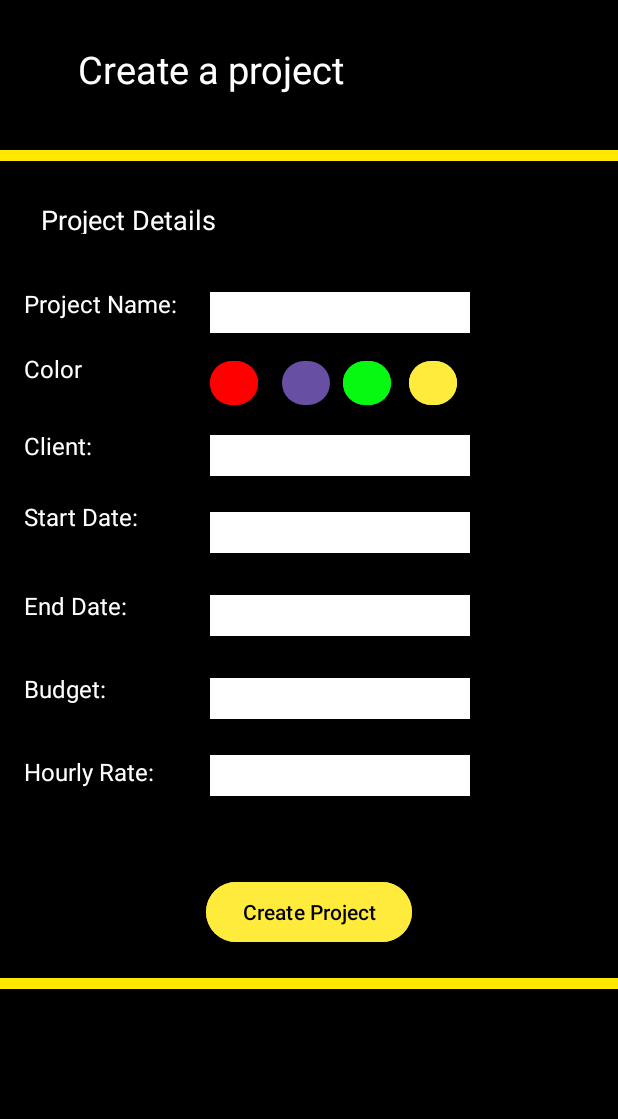
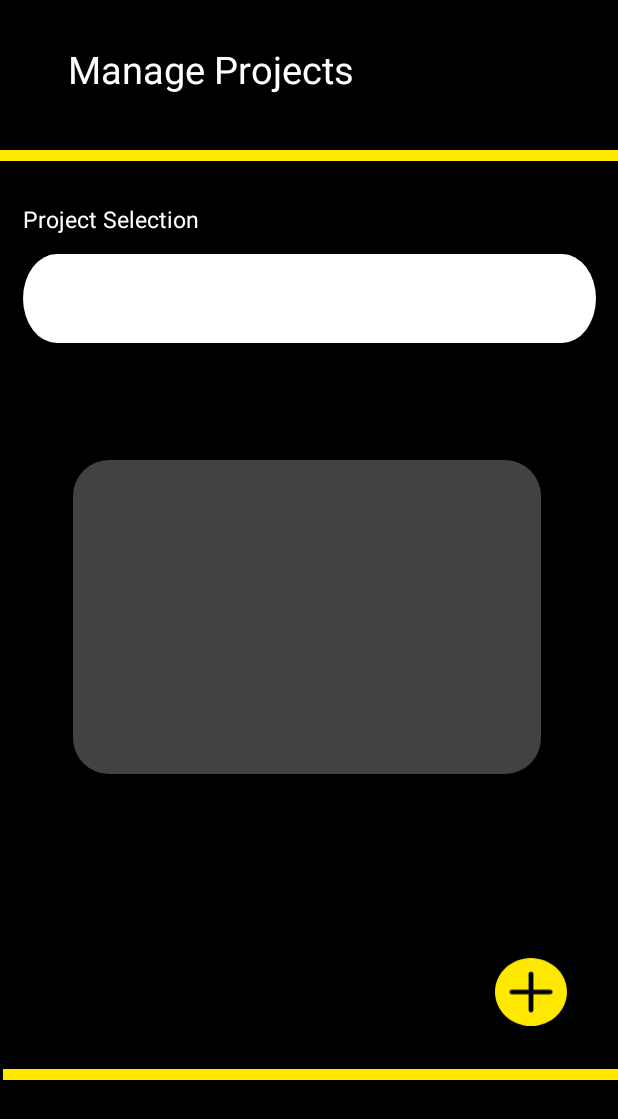
Before and after one commit to ST10136414/OPSC7311_ST10136414_JonathanBezuidenhout, an Android app: the screen it shows after launch (MainActivity), on a phone screen of 412 x 824 dp. Shown: the top 1119 px of the screen. Run offline under Robolectric (Android 15) with nearby library versions, the phone set to English and light mode, and no system bars.

Commit message:
Create proj

```diff
--- a/app/src/main/java/com/example/opsc7311/MainActivity.kt
+++ b/app/src/main/java/com/example/opsc7311/MainActivity.kt
@@ -10,7 +10,7 @@ class MainActivity : AppCompatActivity() {
     override fun onCreate(savedInstanceState: Bundle?) {
         super.onCreate(savedInstanceState)
         enableEdgeToEdge()
-        setContentView(R.layout.activity_create_project)
+        setContentView(R.layout.activity_manage_projects)
         ViewCompat.setOnApplyWindowInsetsListener(findViewById(R.id.main)) { v, insets ->
             val systemBars = insets.getInsets(WindowInsetsCompat.Type.systemBars())
             v.setPadding(systemBars.left, systemBars.top, systemBars.right, systemBars.bottom)
--- a/app/src/main/res/layout/activity_manage_projects.xml
+++ b/app/src/main/res/layout/activity_manage_projects.xml
@@ -5,6 +5,105 @@
     android:id="@+id/main"
     android:layout_width="match_parent"
     android:layout_height="match_parent"
+    android:background="#000000"
     tools:context=".Manage_projects">
 
+    <ImageView
+        android:id="@+id/timeEntryDisplay"
+        android:layout_width="361dp"
+        android:layout_height="209dp"
+        app:layout_constraintBottom_toTopOf="@+id/imageView9"
+        app:layout_constraintEnd_toEndOf="parent"
+        app:layout_constraintHorizontal_bias="0.48"
+        app:layout_constraintStart_toStartOf="parent"
+        app:layout_constraintTop_toBottomOf="@+id/rectangle_3"
+        app:layout_constraintVertical_bias="0.284"
+        app:srcCompat="@drawable/rounded_rectangle1"
+        app:tint="#424242" />
+
+    <ImageView
+        android:id="@+id/newProjectBtn"
+        android:layout_width="48dp"
+        android:layout_height="48dp"
+        android:layout_marginBottom="27dp"
+        app:layout_constraintBottom_toTopOf="@+id/imageView9"
+        app:layout_constraintEnd_toEndOf="parent"
+        app:layout_constraintHorizontal_bias="0.906"
+        app:layout_constraintStart_toStartOf="parent"
+        app:srcCompat="@drawable/plus_symbol"
+        app:tint="#FEE800" />
+
+    <View
+        android:id="@+id/rectangle_3"
+        android:layout_width="382dp"
+        android:layout_height="59dp"
+        android:layout_alignParentLeft="true"
+        android:layout_alignParentTop="true"
+        android:layout_marginTop="62dp"
+        android:background="@drawable/rounded_rectangle3"
+        app:layout_constraintEnd_toEndOf="parent"
+        app:layout_constraintStart_toStartOf="parent"
+        app:layout_constraintTop_toBottomOf="@+id/imageView8" />
+
+    <ImageView
+        android:id="@+id/imageView8"
+        android:layout_width="420dp"
+        android:layout_height="0dp"
+        android:layout_marginTop="100dp"
+        app:layout_constraintEnd_toEndOf="parent"
+        app:layout_constraintStart_toStartOf="parent"
+        app:layout_constraintTop_toTopOf="parent"
+        app:srcCompat="@drawable/rectangle_78" />
+
+    <ImageView
+        android:id="@+id/imageView9"
+        android:layout_width="420dp"
+        android:layout_height="0dp"
+        android:layout_marginStart="12dp"
+        android:layout_marginBottom="104dp"
+        app:layout_constraintBottom_toBottomOf="parent"
+        app:layout_constraintEnd_toEndOf="parent"
+        app:layout_constraintStart_toStartOf="parent"
+        app:srcCompat="@drawable/rectangle_78" />
+
+    <TextView
+        android:id="@+id/ManagePR"
+        android:layout_width="215dp"
+        android:layout_height="43dp"
+        android:layout_alignParentLeft="true"
+        android:layout_alignParentTop="true"
+        android:gravity="top"
+        android:text="@string/manageProjects"
+        android:textAppearance="@style/create_a_pr"
+        app:layout_constraintBottom_toTopOf="@+id/imageView8"
+        app:layout_constraintEnd_toEndOf="parent"
+        app:layout_constraintHorizontal_bias="0.229"
+        app:layout_constraintStart_toStartOf="parent"
+        app:layout_constraintTop_toTopOf="parent"
+        app:layout_constraintVertical_bias="0.508" />
+
+    <Spinner
+        android:id="@+id/spinner"
+        android:layout_width="363dp"
+        android:layout_height="24dp"
+        app:layout_constraintBottom_toBottomOf="@+id/rectangle_3"
+        app:layout_constraintEnd_toEndOf="@+id/rectangle_3"
+        app:layout_constraintHorizontal_bias="0.368"
+        app:layout_constraintStart_toStartOf="@+id/rectangle_3"
+        app:layout_constraintTop_toTopOf="@+id/rectangle_3" />
+
+    <TextView
+        android:id="@+id/textViewProjects"
+        android:layout_width="wrap_content"
+        android:layout_height="wrap_content"
+        android:layout_marginTop="35dp"
+        android:text="Project Selection"
+        android:textColor="@color/white"
+        android:textSize="15sp"
+        app:layout_constraintEnd_toEndOf="parent"
+        app:layout_constraintHorizontal_bias="0.053"
+        app:layout_constraintStart_toStartOf="parent"
+        app:layout_constraintTop_toTopOf="@+id/imageView8" />
+
+
 </androidx.constraintlayout.widget.ConstraintLayout>
```
